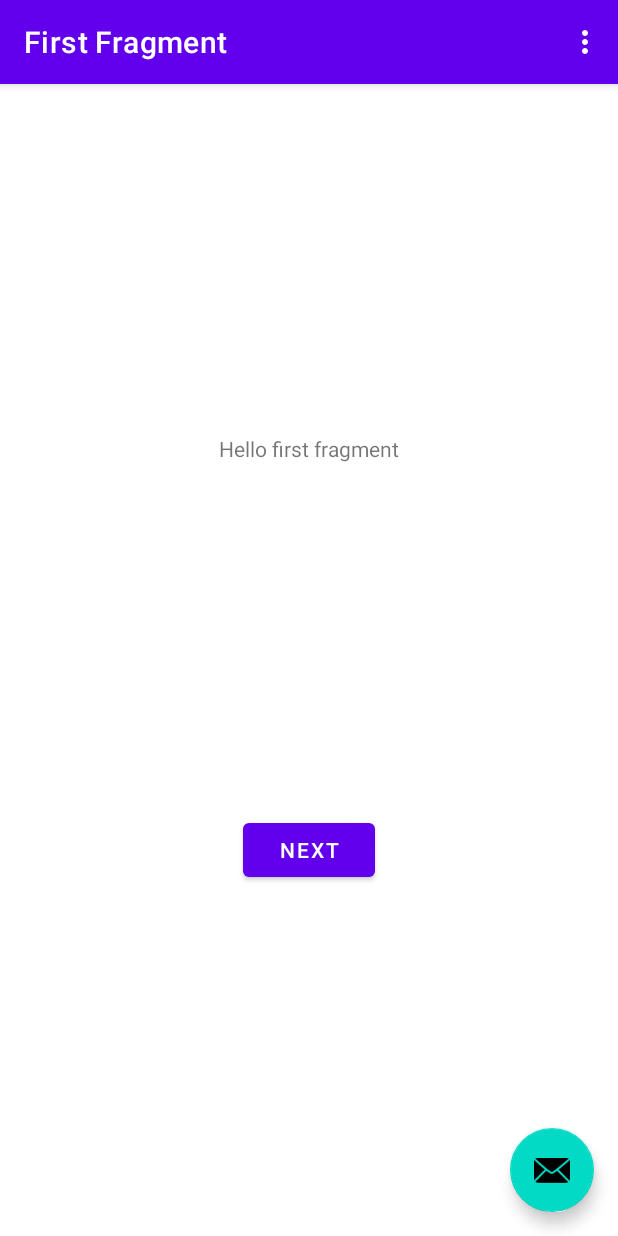
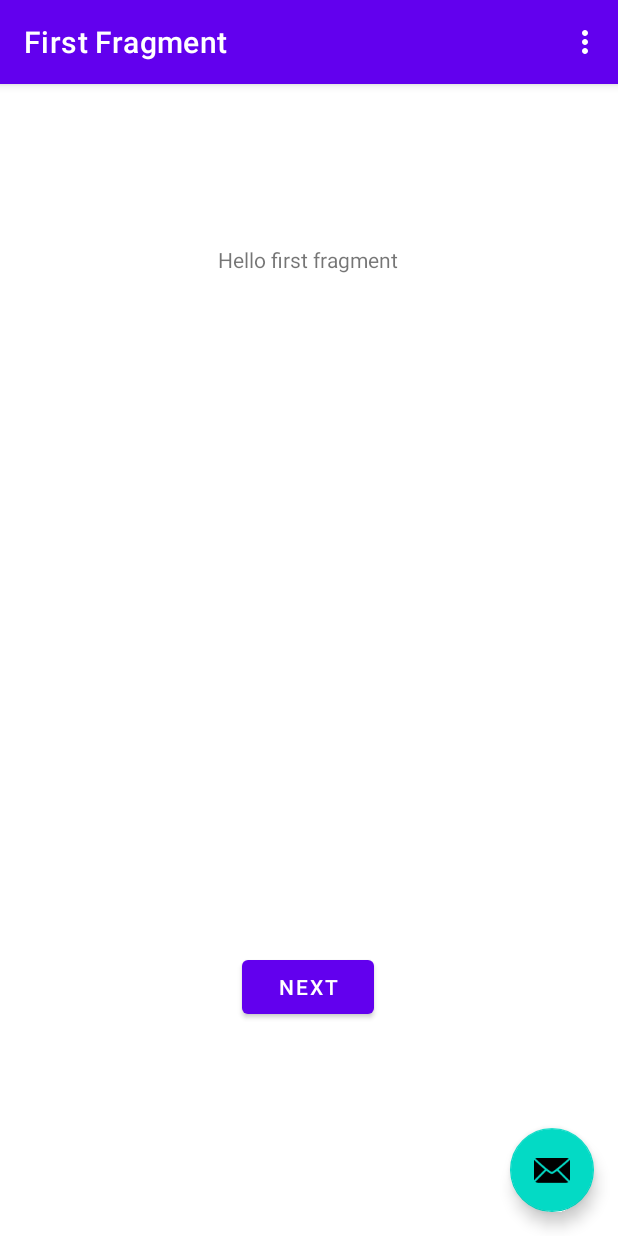
Before and after one commit to Swipez1337/CDIO8-Solitaire-App, an Android app: the screen it shows after launch (MainActivity), on a phone screen of 412 x 824 dp. Run offline under Robolectric (Android 15) with nearby library versions, the light colour scheme and no system bars; our stand-ins replace navigation-ui.

Commit message:
small design change

```diff
--- a/app/src/main/res/layout/fragment_first.xml
+++ b/app/src/main/res/layout/fragment_first.xml
@@ -11,10 +11,12 @@
         android:layout_width="wrap_content"
         android:layout_height="wrap_content"
         android:text="@string/hello_first_fragment"
-        app:layout_constraintBottom_toTopOf="@id/button_first"
+        app:layout_constraintBottom_toBottomOf="parent"
         app:layout_constraintEnd_toEndOf="parent"
+        app:layout_constraintHorizontal_bias="0.498"
         app:layout_constraintStart_toStartOf="parent"
-        app:layout_constraintTop_toTopOf="parent" />
+        app:layout_constraintTop_toTopOf="parent"
+        app:layout_constraintVertical_bias="0.143" />
 
     <Button
         android:id="@+id/button_first"
@@ -23,6 +25,8 @@
         android:text="@string/next"
         app:layout_constraintBottom_toBottomOf="parent"
         app:layout_constraintEnd_toEndOf="parent"
+        app:layout_constraintHorizontal_bias="0.498"
         app:layout_constraintStart_toStartOf="parent"
-        app:layout_constraintTop_toBottomOf="@id/textview_first" />
+        app:layout_constraintTop_toTopOf="parent"
+        app:layout_constraintVertical_bias="0.803" />
 </androidx.constraintlayout.widget.ConstraintLayout>
```
